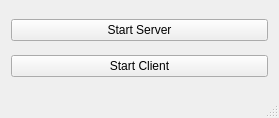
First picture: the form in mainwindow.ui, repository CanOSpam/CommAudio, before the edit.
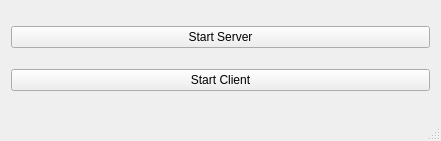
Second picture: the form after the edit.

What changed in the file:
```diff
--- a/mainwindow.ui
+++ b/mainwindow.ui
@@ -6,8 +6,8 @@
    <rect>
     <x>0</x>
     <y>0</y>
-    <width>279</width>
-    <height>118</height>
+    <width>441</width>
+    <height>141</height>
    </rect>
   </property>
   <property name="windowTitle">
```
